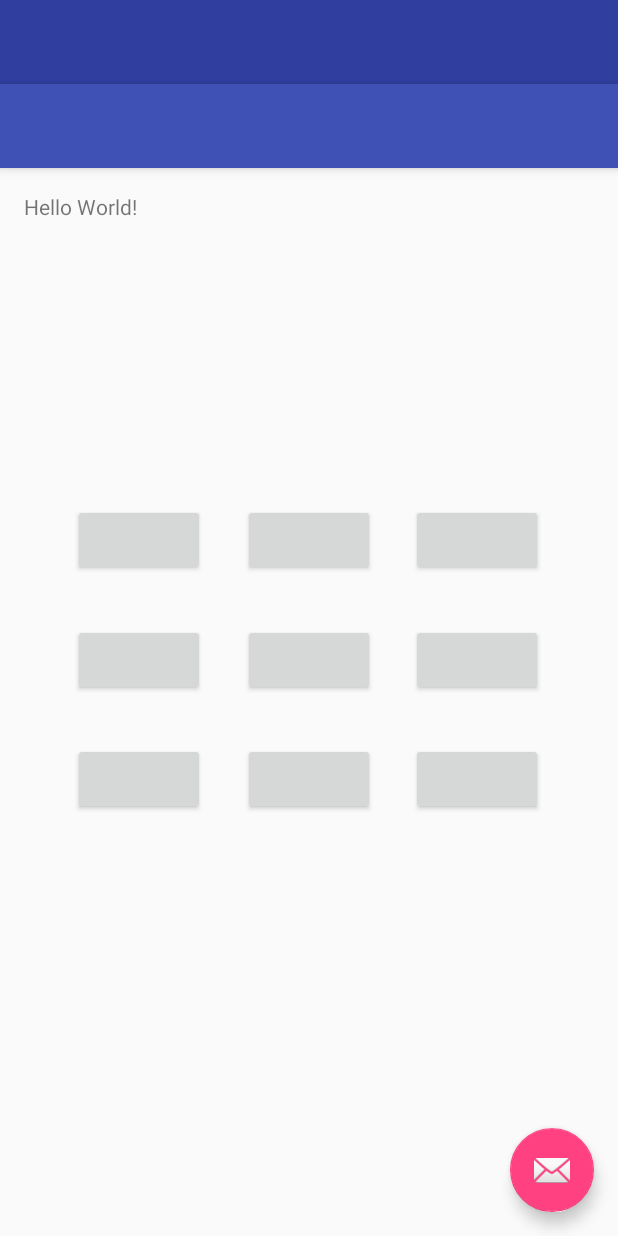
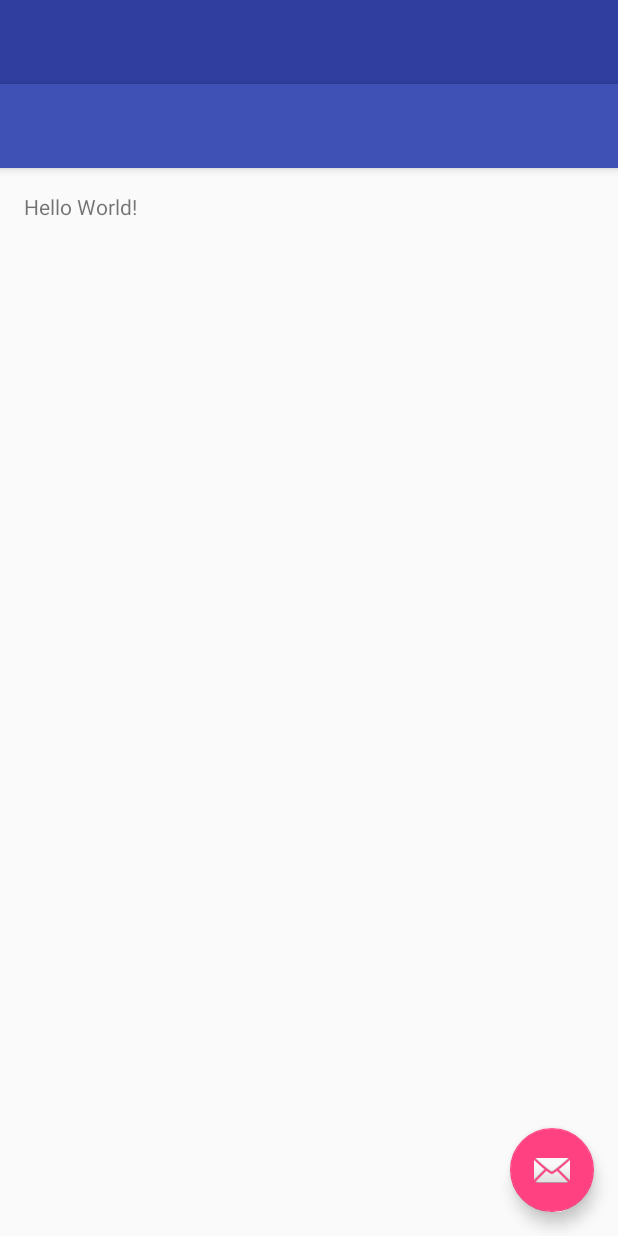
Before and after one commit to Ciaranshu/Hana-andriod-, an Android app: the layout activity_main.xml on its own in the app's theme, with its tools: preview values and no code run, on a phone screen of 412 x 824 dp. Run offline under Robolectric (Android 15) with nearby library versions, the phone set to English and light mode, and no system bars.

Commit message:
Revert "Button"
This reverts commit 8ea5c2f571f4810d0f4baad1e1f04d563b7831c1.

```diff
--- a/Hana/app/src/main/AndroidManifest.xml
+++ b/Hana/app/src/main/AndroidManifest.xml
@@ -22,10 +22,6 @@
 
                 <category android:name="android.intent.category.LAUNCHER" />
             </intent-filter>
-        </activity>
-        <activity
-            android:name=".Main2Activity"
-            android:label="@string/app_name2" >
         </activity>
         <activity
             android:name=".LoginActivity"
--- a/Hana/app/src/main/res/layout/activity_main.xml
+++ b/Hana/app/src/main/res/layout/activity_main.xml
@@ -22,93 +22,4 @@
         app:headerLayout="@layout/nav_header_main"
         app:menu="@menu/activity_main_drawer" />
 
-    <RelativeLayout
-        android:layout_width="match_parent"
-        android:layout_height="match_parent">
-
-        <Button
-            android:id="@+id/btn1_1"
-            android:layout_width="wrap_content"
-            android:layout_height="wrap_content"
-            android:layout_above="@+id/btn1_6"
-            android:layout_alignLeft="@+id/btn1_4"
-            android:layout_alignStart="@+id/btn1_4"
-            android:layout_marginBottom="32dp" />
-
-        <Button
-            android:id="@+id/btn1_2"
-            android:layout_width="wrap_content"
-            android:layout_height="wrap_content"
-            android:layout_alignBaseline="@+id/btn1_1"
-            android:layout_alignBottom="@+id/btn1_1"
-            android:layout_alignLeft="@+id/btn1_5"
-            android:layout_alignStart="@+id/btn1_5" />
-
-        <Button
-            android:id="@+id/btn1_3"
-            android:layout_width="wrap_content"
-            android:layout_height="wrap_content"
-            android:layout_alignBaseline="@+id/btn1_2"
-            android:layout_alignBottom="@+id/btn1_2"
-            android:layout_alignLeft="@+id/btn1_6"
-            android:layout_alignStart="@+id/btn1_6" />
-
-        <Button
-            android:id="@+id/btn1_4"
-            android:layout_width="wrap_content"
-            android:layout_height="wrap_content"
-            android:layout_marginRight="25dp"
-            android:layout_marginEnd="25dp"
-            android:layout_alignBaseline="@+id/btn1_5"
-            android:layout_alignBottom="@+id/btn1_5"
-            android:layout_toLeftOf="@+id/btn1_5"
-            android:layout_toStartOf="@+id/btn1_5" />
-
-        <Button
-            android:id="@+id/btn1_5"
-            android:layout_centerInParent="true"
-            android:layout_width="wrap_content"
-            android:layout_height="wrap_content"/>
-
-        <Button
-            android:id="@+id/btn1_6"
-            android:layout_width="wrap_content"
-            android:layout_height="wrap_content"
-            android:layout_marginLeft="24dp"
-            android:layout_marginStart="24dp"
-            android:layout_alignBaseline="@+id/btn1_5"
-            android:layout_alignBottom="@+id/btn1_5"
-            android:layout_toRightOf="@+id/btn1_5"
-            android:layout_toEndOf="@+id/btn1_5" />
-
-        <Button
-            android:id="@+id/btn1_7"
-            android:layout_width="wrap_content"
-            android:layout_height="wrap_content"
-            android:layout_alignBaseline="@+id/btn1_8"
-            android:layout_alignBottom="@+id/btn1_8"
-            android:layout_alignLeft="@+id/btn1_4"
-            android:layout_alignStart="@+id/btn1_4" />
-
-        <Button
-            android:id="@+id/btn1_8"
-            android:layout_width="wrap_content"
-            android:layout_height="wrap_content"
-            android:layout_alignBaseline="@+id/btn1_9"
-            android:layout_alignBottom="@+id/btn1_9"
-            android:layout_alignLeft="@+id/btn1_5"
-            android:layout_alignStart="@+id/btn1_5" />
-
-
-        <Button
-            android:id="@+id/btn1_9"
-            android:layout_width="wrap_content"
-            android:layout_height="wrap_content"
-            android:layout_below="@+id/btn1_6"
-            android:layout_alignLeft="@+id/btn1_6"
-            android:layout_alignStart="@+id/btn1_6"
-            android:layout_marginTop="31dp" />
-
-    </RelativeLayout>
-
 </android.support.v4.widget.DrawerLayout>
```
Also changed, not shown: Hana/app/src/main/java/com/ciranshu/hana/Main2Activity.java (deleted, +0 -33 lines), Hana/app/src/main/java/com/ciranshu/hana/MainActivity.java (+0 -9 lines), Hana/app/src/main/res/layout/activity_main2.xml (deleted, +0 -90 lines), Hana/build.gradle (+3 -5 lines).
